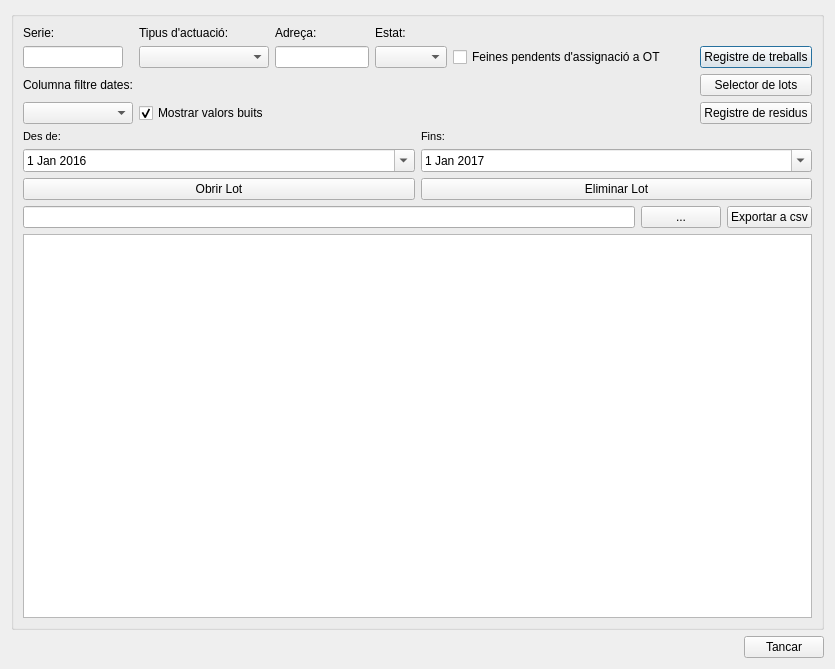
Before: the Qt Designer form core/ui/toolbars/cm/lot_management.ui in Giswater/giswater_qgis_plugin, drawn with Qt 5.
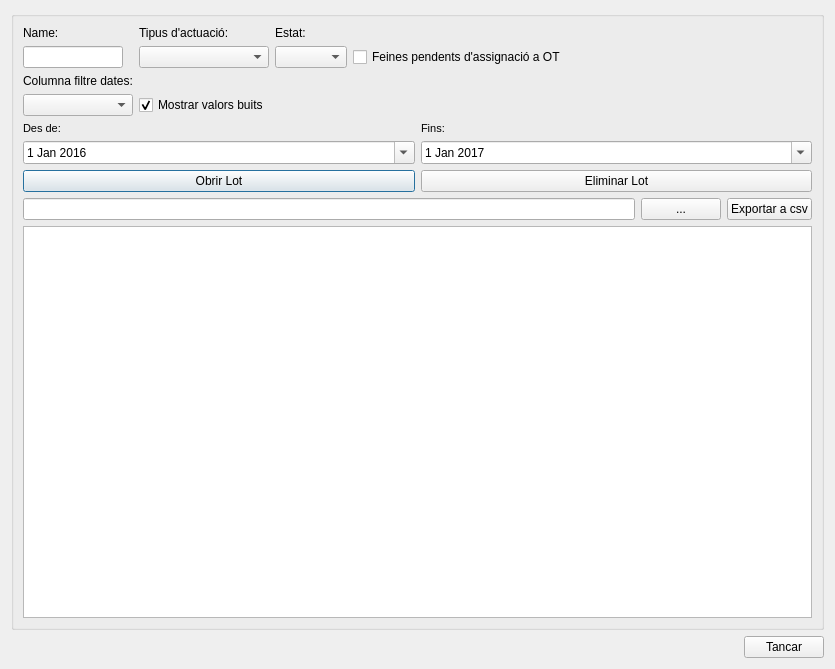
After: the same form once the commit is applied.

What changed in the file:
```diff
--- a/core/ui/toolbars/cm/lot_management.ui
+++ b/core/ui/toolbars/cm/lot_management.ui
@@ -22,21 +22,27 @@
      <layout class="QVBoxLayout" name="verticalLayout_3">
       <item>
        <layout class="QGridLayout" name="gridLayout_2">
+        <item row="1" column="0">
+         <widget class="QLineEdit" name="txt_lot_name">
+          <property name="maximumSize">
+           <size>
+            <width>100</width>
+            <height>16777215</height>
+           </size>
+          </property>
+         </widget>
+        </item>
+        <item row="4" column="0">
+         <widget class="QComboBox" name="cmb_date_filter_type"/>
+        </item>
         <item row="0" column="0">
-         <widget class="QLabel" name="lbl_serie">
+         <widget class="QLabel" name="lbl_name">
           <property name="text">
-           <string>Serie:</string>
+           <string>Name:</string>
           </property>
          </widget>
         </item>
-        <item row="0" column="3">
-         <widget class="QLabel" name="lbl_state">
-          <property name="text">
-           <string>Estat:</string>
-          </property>
-         </widget>
-        </item>
-        <item row="1" column="5">
+        <item row="1" column="4">
          <spacer name="horizontalSpacer">
           <property name="orientation">
            <enum>Qt::Horizontal</enum>
@@ -49,30 +55,17 @@
           </property>
          </spacer>
         </item>
+        <item row="3" column="0">
+         <widget class="QLabel" name="lbl_column_filter">
+          <property name="text">
+           <string>Columna filtre dates:</string>
+          </property>
+         </widget>
+        </item>
         <item row="1" column="1">
          <widget class="QComboBox" name="cmb_actuacio"/>
         </item>
-        <item row="1" column="2">
-         <widget class="QLineEdit" name="txt_address"/>
-        </item>
-        <item row="1" column="0">
-         <widget class="QLineEdit" name="txt_codi_ot">
-          <property name="maximumSize">
-           <size>
-            <width>100</width>
-            <height>16777215</height>
-           </size>
-          </property>
-         </widget>
-        </item>
-        <item row="0" column="2">
-         <widget class="QLabel" name="lbl_address">
-          <property name="text">
-           <string>Adreça:</string>
-          </property>
-         </widget>
-        </item>
-        <item row="1" column="4">
+        <item row="1" column="3">
          <widget class="QCheckBox" name="chk_assignacio">
           <property name="text">
            <string>Feines pendents d'assignació a OT</string>
@@ -86,17 +79,13 @@
           </property>
          </widget>
         </item>
-        <item row="1" column="6">
-         <widget class="QPushButton" name="btn_work_register">
-          <property name="text">
-           <string>Registre de treballs</string>
-          </property>
-         </widget>
+        <item row="1" column="2">
+         <widget class="QComboBox" name="cmb_estat"/>
         </item>
-        <item row="3" column="0">
-         <widget class="QLabel" name="lbl_column_filter">
+        <item row="0" column="2">
+         <widget class="QLabel" name="lbl_state">
           <property name="text">
-           <string>Columna filtre dates:</string>
+           <string>Estat:</string>
           </property>
          </widget>
         </item>
@@ -110,26 +99,6 @@
           </property>
          </widget>
         </item>
-        <item row="1" column="3">
-         <widget class="QComboBox" name="cmb_estat"/>
-        </item>
-        <item row="4" column="0">
-         <widget class="QComboBox" name="cmb_date_filter_type"/>
-        </item>
-        <item row="4" column="6">
-         <widget class="QPushButton" name="btn_manage_load">
-          <property name="text">
-           <string>Registre de residus</string>
-          </property>
-         </widget>
-        </item>
-        <item row="3" column="6">
-         <widget class="QPushButton" name="btn_lot_selector">
-          <property name="text">
-           <string>Selector de lots</string>
-          </property>
-         </widget>
-        </item>
        </layout>
       </item>
       <item>
```
